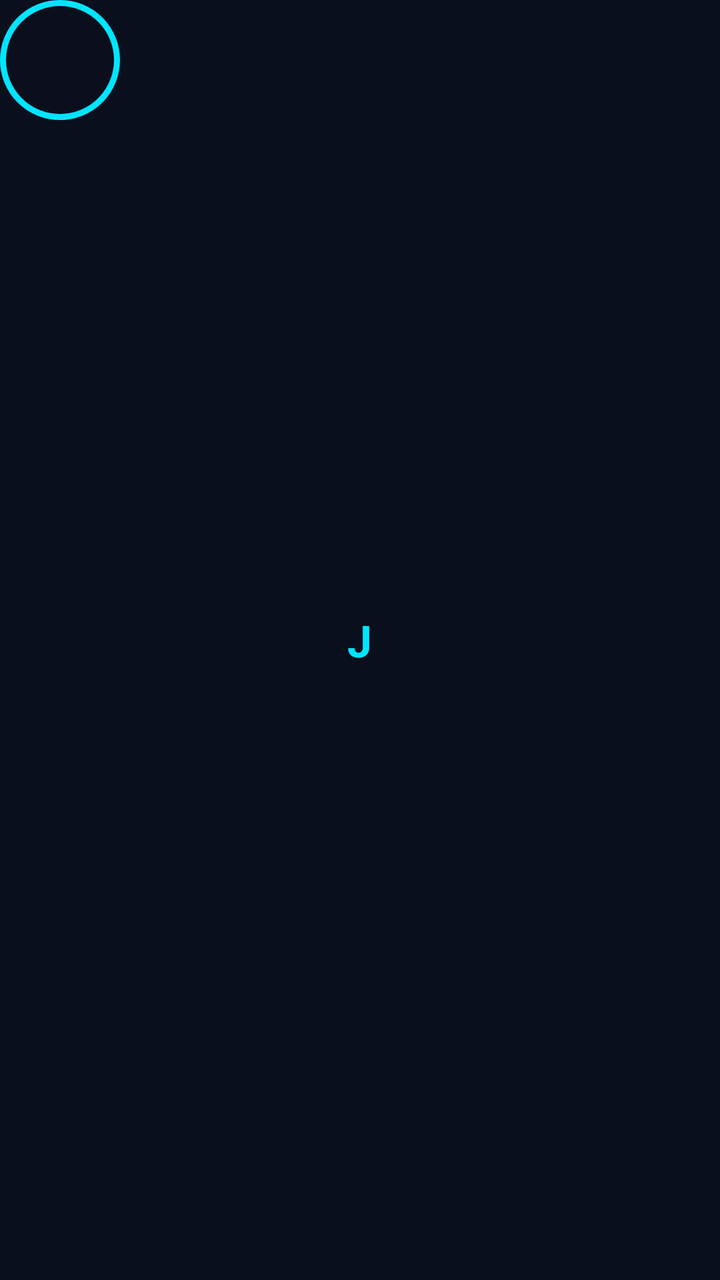
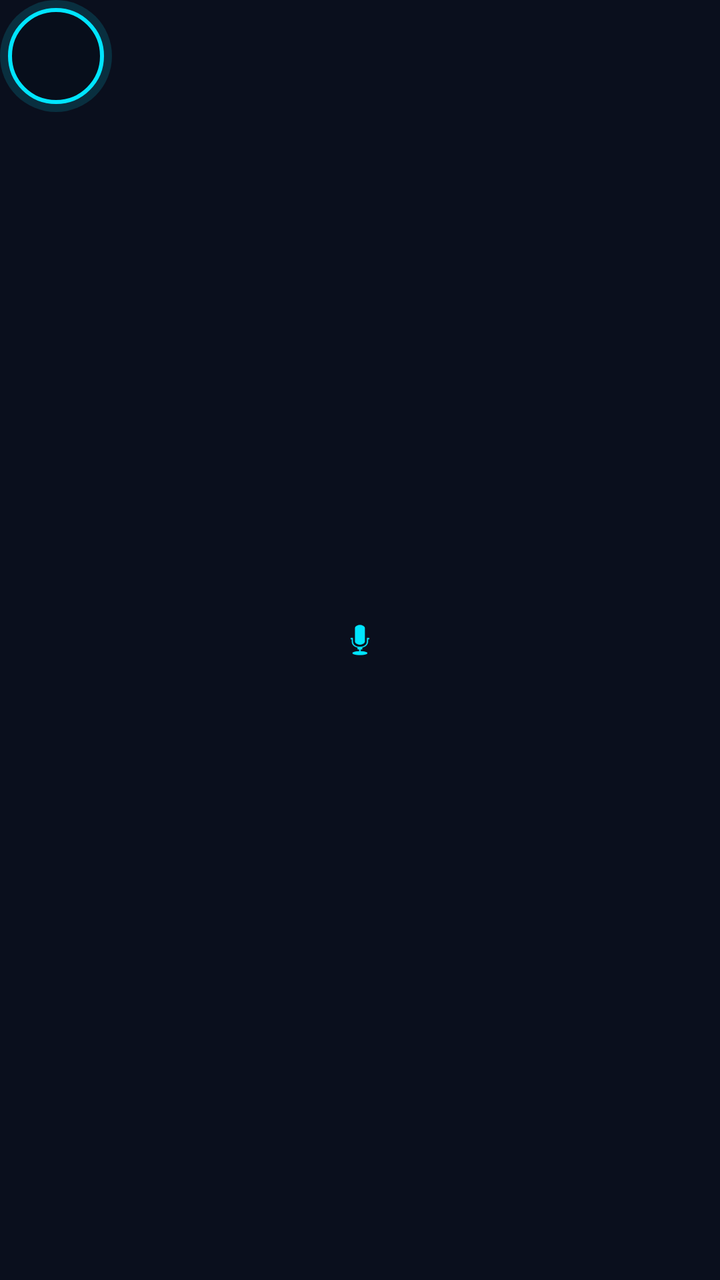

Before-and-after screenshots of an Android layout around one commit, followed by the original layout XML and the change that was made.
<!-- AndroidManifest.xml: application theme Theme.Assistant -->
<!-- res/layout/floating_bubble.xml -->
<?xml version="1.0" encoding="utf-8"?>
<FrameLayout xmlns:android="http://schemas.android.com/apk/res/android"
    android:layout_width="wrap_content"
    android:layout_height="wrap_content">

    <View
        android:id="@+id/bubble_view"
        android:layout_width="60dp"
        android:layout_height="60dp"
        android:background="@drawable/arc_reactor_bubble" />

    <TextView
        android:layout_width="wrap_content"
        android:layout_height="wrap_content"
        android:layout_gravity="center"
        android:text="J"
        android:textColor="#00E5FF"
        android:textSize="22sp"
        android:textStyle="bold" />

</FrameLayout>
<!-- resources referenced by this layout -->
<resources>
  <!-- drawable arc_reactor_bubble (drawable) -->
  <?xml version="1.0" encoding="utf-8"?>
  <shape xmlns:android="http://schemas.android.com/apk/res/android"
      android:shape="oval">
      <solid android:color="#E60A0F1D" />
      <stroke
          android:width="3dp"
          android:color="#00E5FF" />
      <size
          android:width="64dp"
          android:height="64dp" />
  </shape>
  <style name="Theme.Assistant" parent="Theme.Material3.Dark.NoActionBar">
          <item name="android:statusBarColor">@color/ui_bg_dark</item>
          <item name="android:navigationBarColor">@color/ui_bg_dark</item>
          <item name="colorPrimary">@color/ui_cyan</item>
          <item name="colorSecondary">@color/ui_blue</item>
          <item name="android:windowBackground">@color/ui_bg_dark</item>
      </style>
  <color name="ui_bg_dark">#0A0F1D</color>
  <color name="ui_cyan">#00E5FF</color>
  <color name="ui_blue">#0077FF</color>
</resources>

<!-- the commit's change to res/layout/floating_bubble.xml (unified diff, before → after) -->
@@ -5,17 +5,15 @@
 
     <View
         android:id="@+id/bubble_view"
-        android:layout_width="60dp"
-        android:layout_height="60dp"
-        android:background="@drawable/arc_reactor_bubble" />
+        android:layout_width="56dp"
+        android:layout_height="56dp"
+        android:background="@drawable/floating_orb" />
 
-    <TextView
-        android:layout_width="wrap_content"
-        android:layout_height="wrap_content"
+    <ImageView
+        android:layout_width="22dp"
+        android:layout_height="22dp"
         android:layout_gravity="center"
-        android:text="J"
-        android:textColor="#00E5FF"
-        android:textSize="22sp"
-        android:textStyle="bold" />
+        android:src="@android:drawable/ic_btn_speak_now"
+        android:tint="#00E5FF" />
 
 </FrameLayout>
<!-- resource entries referenced after the edit -->
@@ -1,17 +1,21 @@
 <!-- resources referenced by this layout -->
 <resources>
-  <!-- drawable arc_reactor_bubble (drawable) -->
+  <!-- drawable floating_orb (drawable) -->
   <?xml version="1.0" encoding="utf-8"?>
-  <shape xmlns:android="http://schemas.android.com/apk/res/android"
-      android:shape="oval">
-      <solid android:color="#E60A0F1D" />
-      <stroke
-          android:width="3dp"
-          android:color="#00E5FF" />
-      <size
-          android:width="64dp"
-          android:height="64dp" />
-  </shape>
+  <layer-list xmlns:android="http://schemas.android.com/apk/res/android">
+      <item>
+          <shape android:shape="oval">
+              <solid android:color="#2600E5FF" />
+              <size android:width="56dp" android:height="56dp" />
+          </shape>
+      </item>
+      <item android:top="4dp" android:bottom="4dp" android:left="4dp" android:right="4dp">
+          <shape android:shape="oval">
+              <solid android:color="#F2080D1A" />
+              <stroke android:width="2dp" android:color="#00E5FF" />
+          </shape>
+      </item>
+  </layer-list>
   <style name="Theme.Assistant" parent="Theme.Material3.Dark.NoActionBar">
           <item name="android:statusBarColor">@color/ui_bg_dark</item>
           <item name="android:navigationBarColor">@color/ui_bg_dark</item>
